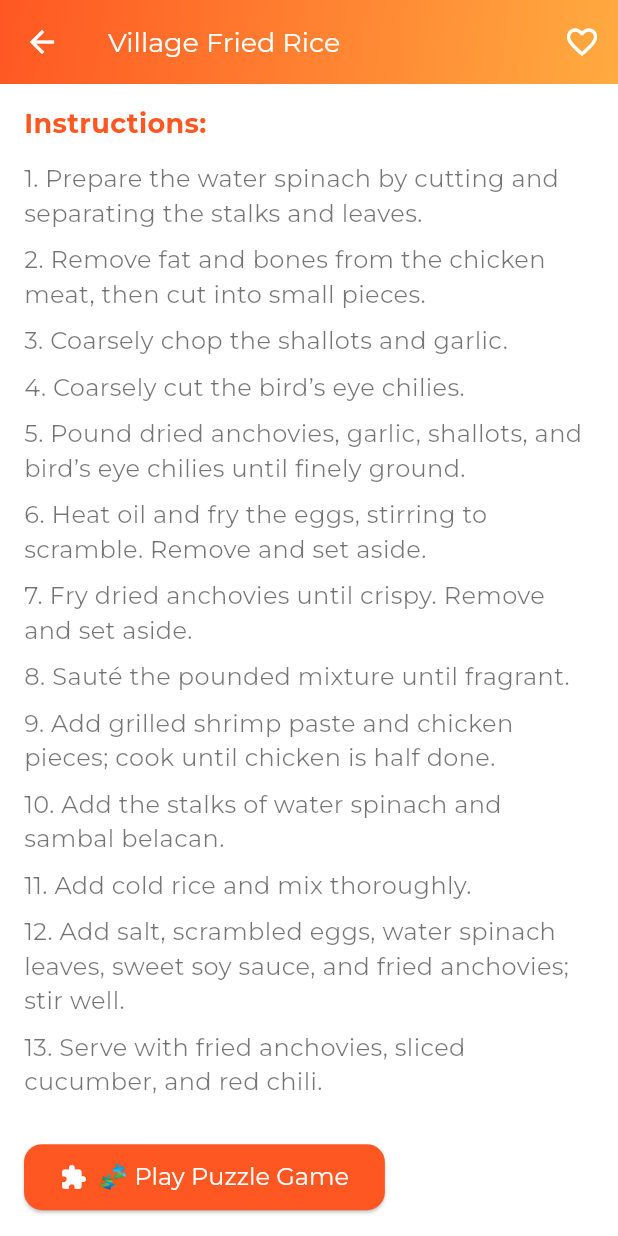
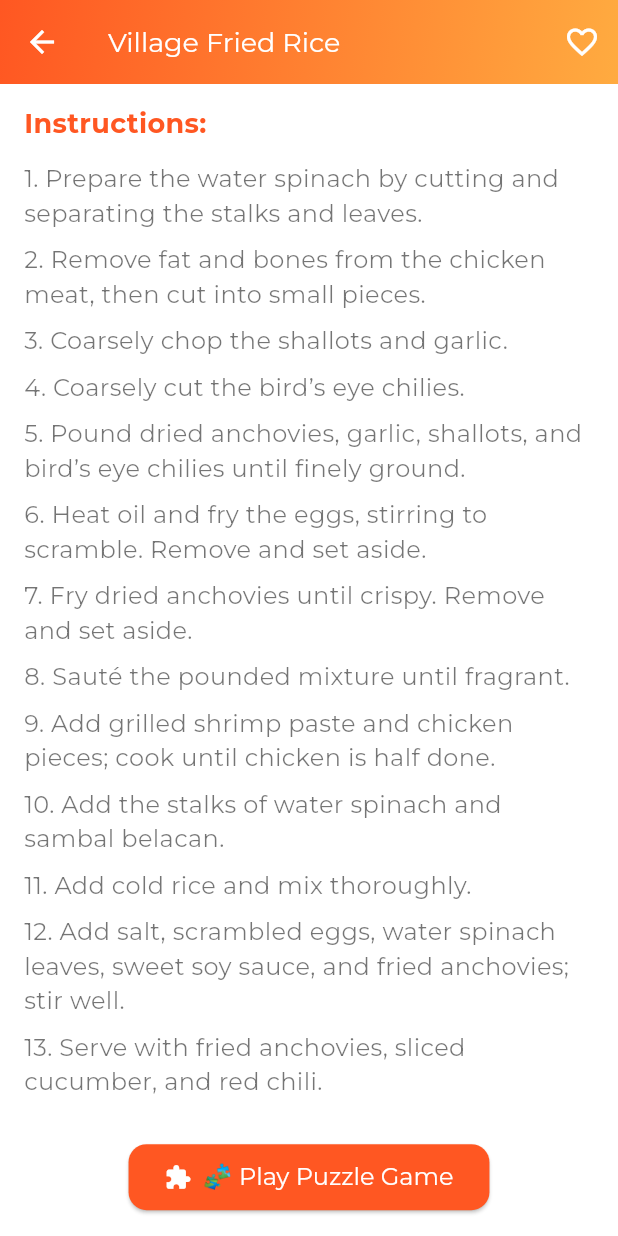
Before and after one commit to camy0330/Dappr, a Flutter app: the RecipeDetailPage screen opened directly with sample values from the repository, scrolled down 832 dp, on a phone screen of 412 x 824 dp. Run offline on Flutter 3.47's test engine with Material 3 defaults, Android fonts, the phone set to English and light mode, and no system bars; our stand-ins replace audioplayers, logger, lottie, shared_preferences, table_calendar; accounts and stored records are empty; network calls fail.

Commit message:
edit button

```diff
--- a/lib/pages/recipe_detail_page.dart
+++ b/lib/pages/recipe_detail_page.dart
@@ -179,7 +179,10 @@ class RecipeDetailPage extends StatelessWidget {
                   ),
                   // The new puzzle game button
                   const SizedBox(height: 24),
-                  ElevatedButton.icon(
+                  // New button positioning
+                  Align( // Use Align to center the button horizontally
+                    alignment: Alignment.center,
+                    child: ElevatedButton.icon(
                       icon: const Icon(Icons.extension),
                       label: const Text('🧩 Play Puzzle Game'),
                       style: ElevatedButton.styleFrom(
@@ -203,6 +206,7 @@ class RecipeDetailPage extends StatelessWidget {
                         );
                       },
                     ),
+                  ),
                 ],
               ),
             ),
```
Lines whose indentation alone changed are shown as unchanged.
